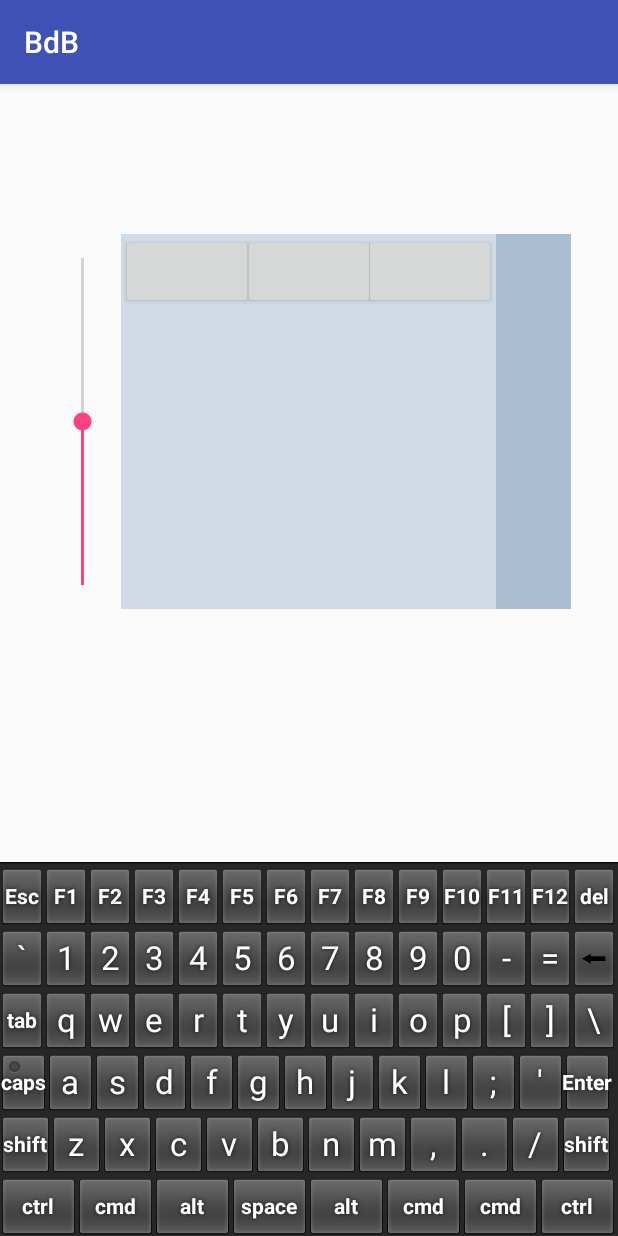
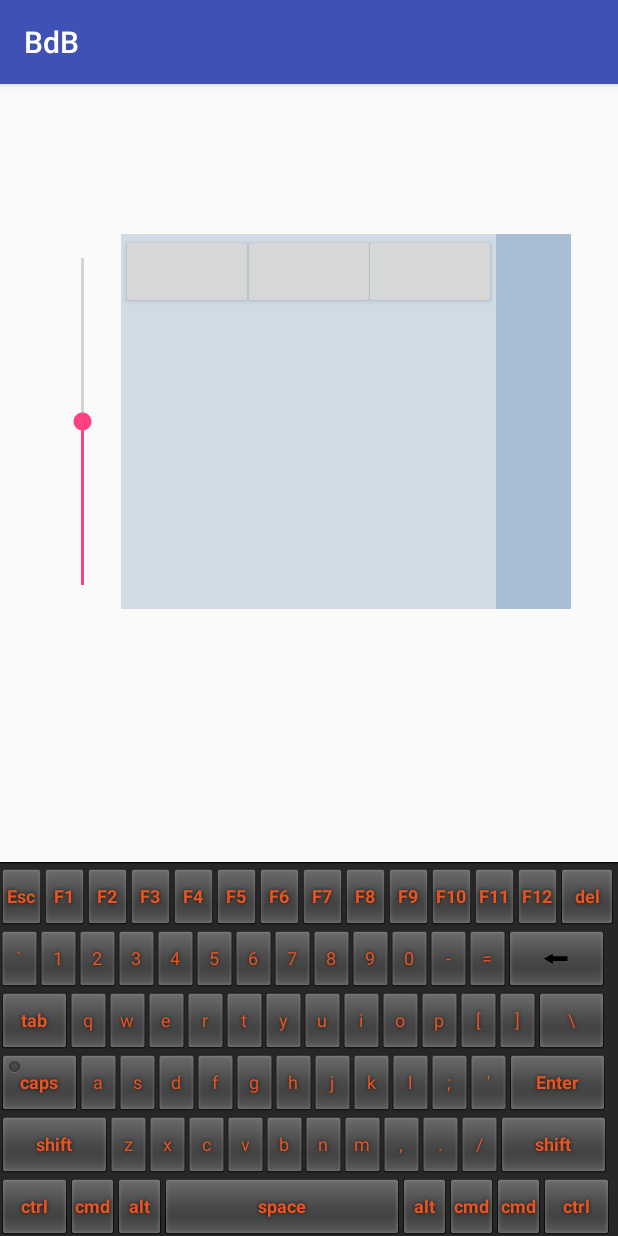
Before and after one commit to gnotomista/BdB, an Android app: the fragment MouseKeyboardFragment shown on its own in the app's theme, after a tap on an icon or button, on a phone screen of 412 x 824 dp. Run offline under Robolectric (Android 15) with nearby library versions, the phone set to English and light mode, and no system bars.

Commit message:
custom keyboard: modified layout and xdotool keys

```diff
--- a/app/src/main/java/com/example/gennaro/bdb/ProgKeyboard.java
+++ b/app/src/main/java/com/example/gennaro/bdb/ProgKeyboard.java
@@ -22,6 +22,7 @@ public class ProgKeyboard {
     private String keyCodeString = "";
     private Map<Integer, ArrayList<String>> pressedKey = new HashMap<>();
     XmlPullParser parser;
+    boolean caps_lock = false;
 
     private KeyboardView.OnKeyboardActionListener onKeyboardActionListener = new KeyboardView.OnKeyboardActionListener() {
         @Override
@@ -102,10 +103,7 @@ public class ProgKeyboard {
         List<Keyboard.Key> keys = this.keyboardView.getKeyboard().getKeys();
         for (Keyboard.Key k : keys) {
             if (k.codes[0] == 301) {
-                if (k.on)
-                    System.out.println("caps on");
-                else
-                    System.out.println("caps off");
+                caps_lock = k.on;
             }
         }
 
@@ -113,6 +111,10 @@ public class ProgKeyboard {
         if (keyCode < 0) {
             keyCodeString = keyChar + "+";
         } else {
+            // two lines below are not needed since caps lock key is sending caps_lock command
+            // could it be safer to send Shift+key though?
+            //if (caps_lock && keyCodeString.isEmpty())
+            //    keyCodeString += "Shift+";
             keyCodeString += keyChar;
             MainActivity.sendString(keyCodeString);
             keyCodeString = "";
--- a/app/src/main/java/com/example/gennaro/bdb/ProgKeyboardView.java
+++ b/app/src/main/java/com/example/gennaro/bdb/ProgKeyboardView.java
@@ -7,6 +7,7 @@ import android.content.Intent;
 import android.graphics.Canvas;
 import android.graphics.Color;
 import android.graphics.Paint;
+import android.graphics.Typeface;
 import android.inputmethodservice.Keyboard;
 import android.inputmethodservice.KeyboardView;
 import android.util.AttributeSet;
@@ -16,7 +17,7 @@ import java.util.List;
 public class ProgKeyboardView extends KeyboardView {
 
     public static boolean inEditMode = true;
-    Paint paint = new Paint();
+//    Paint paint = new Paint();
 
     @TargetApi(21) // Build.VERSION_CODES.L
     public ProgKeyboardView(Context context, AttributeSet attrs, int defStyleAttr, int defStyleRes) {
@@ -31,20 +32,20 @@ public class ProgKeyboardView extends KeyboardView {
         super(inEditMode ? new ContextWrapperInner(context) : context, attrs);
     }
 
-//    @Override
-//    public void onDraw(Canvas canvas) {
-//        super.onDraw(canvas);
-//
+    @Override
+    public void onDraw(Canvas canvas) {
+        super.onDraw(canvas);
+
+//        paint.setTypeface(Typeface.DEFAULT);
 //        paint.setTextAlign(Paint.Align.CENTER);
-//        paint.setTextSize(25);
+//        paint.setTextSize(50);
 //        paint.setColor(Color.parseColor("#E95420"));
-//
 //        List<Keyboard.Key> keys = getKeyboard().getKeys();
 //        for(Keyboard.Key key: keys) {
 //            if(key.label != null)
 //                canvas.drawText(key.label.toString(), key.x + (key.width/3), key.y + (key.height/3), paint);
 //        }
-//    }
+    }
 
     public static class ContextWrapperInner extends ContextWrapper {
         Context base;
--- a/app/src/main/res/layout/mouse_keyboard_fragment.xml
+++ b/app/src/main/res/layout/mouse_keyboard_fragment.xml
@@ -86,7 +86,10 @@
         android:visibility="gone"
         android:keyPreviewLayout="@layout/prog_keyboard_preview"
         android:keyPreviewHeight="50dp"
-        android:keyPreviewOffset="-50dp"/>
+        android:keyPreviewOffset="-50dp"
+        android:keyTextSize="12dp"
+        android:labelTextSize="12dp"
+        android:keyTextColor="#E95420" />
 
 </RelativeLayout>
 <!--</com.example.gennaro.bdb.KeyboardLayout>-->
--- a/app/src/main/res/xml/prog_keyboard_qwerty.xml
+++ b/app/src/main/res/xml/prog_keyboard_qwerty.xml
@@ -1,93 +1,93 @@
 <?xml version="1.0" encoding="utf-8"?>
 <Keyboard xmlns:android="http://schemas.android.com/apk/res/android"
-    android:keyWidth="20%p"
+    android:keyWidth="100%p"
     android:keyHeight="5%p" >
 
     <Row>
-        <Key android:codes="1" android:keyLabel="Esc" android:keyEdgeFlags="left" android:isRepeatable="true">Escape</Key>
-        <Key android:codes="2" android:keyLabel="F1" android:isRepeatable="true">F1</Key>
-        <Key android:codes="3" android:keyLabel="F2" android:isRepeatable="true">F2</Key>
-        <Key android:codes="4" android:keyLabel="F3" android:isRepeatable="true">F3</Key>
-        <Key android:codes="5" android:keyLabel="F4" android:isRepeatable="true">F4</Key>
-        <Key android:codes="6" android:keyLabel="F5" android:isRepeatable="true">F5</Key>
-        <Key android:codes="7" android:keyLabel="F6" android:isRepeatable="true">F6</Key>
-        <Key android:codes="8" android:keyLabel="F7" android:isRepeatable="true">F7</Key>
-        <Key android:codes="9" android:keyLabel="F8" android:isRepeatable="true">F8</Key>
-        <Key android:codes="10" android:keyLabel="F9" android:isRepeatable="true">F9</Key>
-        <Key android:codes="11" android:keyLabel="F10" android:isRepeatable="true">F10</Key>
-        <Key android:codes="12" android:keyLabel="F11" android:isRepeatable="true">F11</Key>
-        <Key android:codes="13" android:keyLabel="F12" android:isRepeatable="true">F12</Key>
-        <Key android:codes="14" android:keyLabel="del" android:keyEdgeFlags="right" android:isRepeatable="true">Delete</Key>
+        <Key android:codes="1" android:keyLabel="Esc" android:keyEdgeFlags="left" android:isRepeatable="true" android:keyWidth="7.0000%p">Escape</Key>
+        <Key android:codes="2" android:keyLabel="F1" android:isRepeatable="true" android:keyWidth="7.0000%p">F1</Key>
+        <Key android:codes="3" android:keyLabel="F2" android:isRepeatable="true" android:keyWidth="7.0000%p">F2</Key>
+        <Key android:codes="4" android:keyLabel="F3" android:isRepeatable="true" android:keyWidth="7.0000%p">F3</Key>
+        <Key android:codes="5" android:keyLabel="F4" android:isRepeatable="true" android:keyWidth="7.0000%p">F4</Key>
+        <Key android:codes="6" android:keyLabel="F5" android:isRepeatable="true" android:keyWidth="7.0000%p">F5</Key>
+        <Key android:codes="7" android:keyLabel="F6" android:isRepeatable="true" android:keyWidth="7.0000%p">F6</Key>
+        <Key android:codes="8" android:keyLabel="F7" android:isRepeatable="true" android:keyWidth="7.0000%p">F7</Key>
+        <Key android:codes="9" android:keyLabel="F8" android:isRepeatable="true" android:keyWidth="7.0000%p">F8</Key>
+        <Key android:codes="10" android:keyLabel="F9" android:isRepeatable="true" android:keyWidth="7.0000%p">F9</Key>
+        <Key android:codes="11" android:keyLabel="F10" android:isRepeatable="true" android:keyWidth="7.0000%p">F10</Key>
+        <Key android:codes="12" android:keyLabel="F11" android:isRepeatable="true" android:keyWidth="7.0000%p">F11</Key>
+        <Key android:codes="13" android:keyLabel="F12" android:isRepeatable="true" android:keyWidth="7.0000%p">F12</Key>
+        <Key android:codes="14" android:keyLabel="del" android:keyEdgeFlags="right" android:isRepeatable="true" android:keyWidth="9.0000%p">Delete</Key>
     </Row>
     <Row>
-        <Key android:codes="101" android:keyLabel="`" android:keyEdgeFlags="left" android:isRepeatable="true">`</Key>
-        <Key android:codes="102" android:keyLabel="1" android:isRepeatable="true">1</Key>
-        <Key android:codes="103" android:keyLabel="2" android:isRepeatable="true">2</Key>
-        <Key android:codes="104" android:keyLabel="3" android:isRepeatable="true">3</Key>
-        <Key android:codes="105" android:keyLabel="4" android:isRepeatable="true">4</Key>
-        <Key android:codes="106" android:keyLabel="5" android:isRepeatable="true">5</Key>
-        <Key android:codes="107" android:keyLabel="6" android:isRepeatable="true">6</Key>
-        <Key android:codes="108" android:keyLabel="7" android:isRepeatable="true">7</Key>
-        <Key android:codes="109" android:keyLabel="8" android:isRepeatable="true">8</Key>
-        <Key android:codes="110" android:keyLabel="9" android:isRepeatable="true">9</Key>
-        <Key android:codes="111" android:keyLabel="0" android:isRepeatable="true">0</Key>
-        <Key android:codes="112" android:keyLabel="-" android:isRepeatable="true">minus</Key>
-        <Key android:codes="113" android:keyLabel="=" android:isRepeatable="true">equal</Key>
-        <Key android:codes="114" android:keyIcon="@mipmap/backspace" android:keyEdgeFlags="right" android:isRepeatable="true">BackSpace</Key>
+        <Key android:codes="101" android:keyLabel="`" android:keyEdgeFlags="left" android:isRepeatable="true" android:keyWidth="6.4516%p">grave</Key>
+        <Key android:codes="102" android:keyLabel="1" android:isRepeatable="true" android:keyWidth="6.4516%p">1</Key>
+        <Key android:codes="103" android:keyLabel="2" android:isRepeatable="true" android:keyWidth="6.4516%p">2</Key>
+        <Key android:codes="104" android:keyLabel="3" android:isRepeatable="true" android:keyWidth="6.4516%p">3</Key>
+        <Key android:codes="105" android:keyLabel="4" android:isRepeatable="true" android:keyWidth="6.4516%p">4</Key>
+        <Key android:codes="106" android:keyLabel="5" android:isRepeatable="true" android:keyWidth="6.4516%p">5</Key>
+        <Key android:codes="107" android:keyLabel="6" android:isRepeatable="true" android:keyWidth="6.4516%p">6</Key>
+        <Key android:codes="108" android:keyLabel="7" android:isRepeatable="true" android:keyWidth="6.4516%p">7</Key>
+        <Key android:codes="109" android:keyLabel="8" android:isRepeatable="true" android:keyWidth="6.4516%p">8</Key>
+        <Key android:codes="110" android:keyLabel="9" android:isRepeatable="true" android:keyWidth="6.4516%p">9</Key>
+        <Key android:codes="111" android:keyLabel="0" android:isRepeatable="true" android:keyWidth="6.4516%p">0</Key>
+        <Key android:codes="112" android:keyLabel="-" android:isRepeatable="true" android:keyWidth="6.4516%p">minus</Key>
+        <Key android:codes="113" android:keyLabel="=" android:isRepeatable="true" android:keyWidth="6.4516%p">equal</Key>
+        <Key android:codes="114" android:keyIcon="@mipmap/backspace" android:keyEdgeFlags="right" android:isRepeatable="true" android:keyWidth="16.1290%p">BackSpace</Key>
     </Row>
     <Row>
-        <Key android:codes="201" android:keyLabel="tab" android:keyEdgeFlags="left" android:isRepeatable="true">Tab</Key>
-        <Key android:codes="202" android:keyLabel="q" android:isRepeatable="true">q</Key>
-        <Key android:codes="203" android:keyLabel="w" android:isRepeatable="true">w</Key>
-        <Key android:codes="204" android:keyLabel="e" android:isRepeatable="true">e</Key>
-        <Key android:codes="205" android:keyLabel="r" android:isRepeatable="true">r</Key>
-        <Key android:codes="206" android:keyLabel="t" android:isRepeatable="true">t</Key>
-        <Key android:codes="207" android:keyLabel="y" android:isRepeatable="true">y</Key>
-        <Key android:codes="208" android:keyLabel="u" android:isRepeatable="true">u</Key>
-        <Key android:codes="209" android:keyLabel="i" android:isRepeatable="true">i</Key>
-        <Key android:codes="210" android:keyLabel="o" android:isRepeatable="true">o</Key>
-        <Key android:codes="211" android:keyLabel="p" android:isRepeatable="true">p</Key>
-        <Key android:codes="212" android:keyLabel="[" android:isRepeatable="true">[</Key>
-        <Key android:codes="213" android:keyLabel="]" android:isRepeatable="true">]</Key>
-        <Key android:codes="214" android:keyLabel="\\\" android:keyEdgeFlags="right" android:isRepeatable="true">\</Key>
+        <Key android:codes="201" android:keyLabel="tab" android:keyEdgeFlags="left" android:isRepeatable="true" android:keyWidth="11.2903%p">Tab</Key>
+        <Key android:codes="202" android:keyLabel="q" android:isRepeatable="true" android:keyWidth="6.4516%p">q</Key>
+        <Key android:codes="203" android:keyLabel="w" android:isRepeatable="true" android:keyWidth="6.4516%p">w</Key>
+        <Key android:codes="204" android:keyLabel="e" android:isRepeatable="true" android:keyWidth="6.4516%p">e</Key>
+        <Key android:codes="205" android:keyLabel="r" android:isRepeatable="true" android:keyWidth="6.4516%p">r</Key>
+        <Key android:codes="206" android:keyLabel="t" android:isRepeatable="true" android:keyWidth="6.4516%p">t</Key>
+        <Key android:codes="207" android:keyLabel="y" android:isRepeatable="true" android:keyWidth="6.4516%p">y</Key>
+        <Key android:codes="208" android:keyLabel="u" android:isRepeatable="true" android:keyWidth="6.4516%p">u</Key>
+        <Key android:codes="209" android:keyLabel="i" android:isRepeatable="true" android:keyWidth="6.4516%p">i</Key>
+        <Key android:codes="210" android:keyLabel="o" android:isRepeatable="true" android:keyWidth="6.4516%p">o</Key>
+        <Key android:codes="211" android:keyLabel="p" android:isRepeatable="true" android:keyWidth="6.4516%p">p</Key>
+        <Key android:codes="212" android:keyLabel="[" android:isRepeatable="true" android:keyWidth="6.4516%p">bracketleft</Key>
+        <Key android:codes="213" android:keyLabel="]" android:isRepeatable="true" android:keyWidth="6.4516%p">bracketright</Key>
+        <Key android:codes="214" android:keyLabel="\\\" android:keyEdgeFlags="right" android:isRepeatable="true" android:keyWidth="11.2903%p">backslash</Key>
     </Row>
     <Row>
-        <Key android:codes="301" android:keyLabel="caps" android:keyEdgeFlags="left" android:isRepeatable="true" android:isSticky="true">caps</Key>
-        <Key android:codes="302" android:keyLabel="a" android:isRepeatable="true">a</Key>
-        <Key android:codes="303" android:keyLabel="s" android:isRepeatable="true">s</Key>
-        <Key android:codes="304" android:keyLabel="d" android:isRepeatable="true">d</Key>
-        <Key android:codes="305" android:keyLabel="f" android:isRepeatable="true">f</Key>
-        <Key android:codes="306" android:keyLabel="g" android:isRepeatable="true">g</Key>
-        <Key android:codes="307" android:keyLabel="h" android:isRepeatable="true">h</Key>
-        <Key android:codes="308" android:keyLabel="j" android:isRepeatable="true">j</Key>
-        <Key android:codes="309" android:keyLabel="k" android:isRepeatable="true">k</Key>
-        <Key android:codes="310" android:keyLabel="l" android:isRepeatable="true">l</Key>
-        <Key android:codes="311" android:keyLabel=";" android:isRepeatable="true">;</Key>
-        <Key android:codes="312" android:keyLabel="'" android:isRepeatable="true">'</Key>
-        <Key android:codes="313" android:keyLabel="Enter" android:keyEdgeFlags="right" android:isRepeatable="true">Return</Key>
+        <Key android:codes="301" android:keyLabel="caps" android:keyEdgeFlags="left" android:isRepeatable="true" android:isSticky="true" android:keyWidth="12.9032%p">Caps_Lock</Key>
+        <Key android:codes="302" android:keyLabel="a" android:isRepeatable="true" android:keyWidth="6.4516%p">a</Key>
+        <Key android:codes="303" android:keyLabel="s" android:isRepeatable="true" android:keyWidth="6.4516%p">s</Key>
+        <Key android:codes="304" android:keyLabel="d" android:isRepeatable="true" android:keyWidth="6.4516%p">d</Key>
+        <Key android:codes="305" android:keyLabel="f" android:isRepeatable="true" android:keyWidth="6.4516%p">f</Key>
+        <Key android:codes="306" android:keyLabel="g" android:isRepeatable="true" android:keyWidth="6.4516%p">g</Key>
+        <Key android:codes="307" android:keyLabel="h" android:isRepeatable="true" android:keyWidth="6.4516%p">h</Key>
+        <Key android:codes="308" android:keyLabel="j" android:isRepeatable="true" android:keyWidth="6.4516%p">j</Key>
+        <Key android:codes="309" android:keyLabel="k" android:isRepeatable="true" android:keyWidth="6.4516%p">k</Key>
+        <Key android:codes="310" android:keyLabel="l" android:isRepeatable="true" android:keyWidth="6.4516%p">l</Key>
+        <Key android:codes="311" android:keyLabel=";" android:isRepeatable="true" android:keyWidth="6.4516%p">semicolon</Key>
+        <Key android:codes="312" android:keyLabel="'" android:isRepeatable="true" android:keyWidth="6.4516%p">apostrophe</Key>
+        <Key android:codes="313" android:keyLabel="Enter" android:keyEdgeFlags="right" android:isRepeatable="true" android:keyWidth="16.1290%p">Return</Key>
     </Row>
     <Row>
-        <Key android:codes="-401" android:keyLabel="shift" android:keyEdgeFlags="left" android:isRepeatable="true">Shift</Key>
-        <Key android:codes="402" android:keyLabel="z" android:isRepeatable="true">z</Key>
-        <Key android:codes="403" android:keyLabel="x" android:isRepeatable="true">x</Key>
-        <Key android:codes="404" android:keyLabel="c" android:isRepeatable="true">c</Key>
-        <Key android:codes="405" android:keyLabel="v" android:isRepeatable="true">v</Key>
-        <Key android:codes="406" android:keyLabel="b" android:isRepeatable="true">b</Key>
-        <Key android:codes="407" android:keyLabel="n" android:isRepeatable="true">n</Key>
-        <Key android:codes="408" android:keyLabel="m" android:isRepeatable="true">m</Key>
-        <Key android:codes="409" android:keyLabel="," android:isRepeatable="true">,</Key>
-        <Key android:codes="410" android:keyLabel="." android:isRepeatable="true">.</Key>
-        <Key android:codes="411" android:keyLabel="/" android:isRepeatable="true">/</Key>
-        <Key android:codes="-412" android:keyLabel="shift" android:keyEdgeFlags="right" android:isRepeatable="true">Shift</Key>
+        <Key android:codes="-401" android:keyLabel="shift" android:keyEdgeFlags="left" android:isRepeatable="true" android:keyWidth="17.7419%p">Shift</Key>
+        <Key android:codes="402" android:keyLabel="z" android:isRepeatable="true" android:keyWidth="6.4516%p">z</Key>
+        <Key android:codes="403" android:keyLabel="x" android:isRepeatable="true" android:keyWidth="6.4516%p">x</Key>
+        <Key android:codes="404" android:keyLabel="c" android:isRepeatable="true" android:keyWidth="6.4516%p">c</Key>
+        <Key android:codes="405" android:keyLabel="v" android:isRepeatable="true" android:keyWidth="6.4516%p">v</Key>
+        <Key android:codes="406" android:keyLabel="b" android:isRepeatable="true" android:keyWidth="6.4516%p">b</Key>
+        <Key android:codes="407" android:keyLabel="n" android:isRepeatable="true" android:keyWidth="6.4516%p">n</Key>
+        <Key android:codes="408" android:keyLabel="m" android:isRepeatable="true" android:keyWidth="6.4516%p">m</Key>
+        <Key android:codes="409" android:keyLabel="," android:isRepeatable="true" android:keyWidth="6.4516%p">comma</Key>
+        <Key android:codes="410" android:keyLabel="." android:isRepeatable="true" android:keyWidth="6.4516%p">period</Key>
+        <Key android:codes="411" android:keyLabel="/" android:isRepeatable="true" android:keyWidth="6.4516%p">slash</Key>
+        <Key android:codes="-412" android:keyLabel="shift" android:keyEdgeFlags="right" android:isRepeatable="true" android:keyWidth="17.7419%p">Shift</Key>
     </Row>
     <Row>
-        <Key android:codes="-501" android:keyLabel="ctrl" android:keyEdgeFlags="left" android:isRepeatable="true">Ctrl</Key>
-        <Key android:codes="502" android:keyLabel="cmd" android:isRepeatable="true">space</Key>
-        <Key android:codes="-503" android:keyLabel="alt" android:isRepeatable="true">Alt</Key>
-        <Key android:codes="504" android:keyLabel="space" android:isRepeatable="true">space</Key>
-        <Key android:codes="-505" android:keyLabel="alt" android:isRepeatable="true">Alt</Key>
-        <Key android:codes="506" android:keyLabel="cmd" android:isRepeatable="true">space</Key>
-        <Key android:codes="507" android:keyLabel="cmd" android:isRepeatable="true">space</Key>
-        <Key android:codes="-508" android:keyLabel="ctrl" android:keyEdgeFlags="right" android:isRepeatable="true">Ctrl</Key>
+        <Key android:codes="-501" android:keyLabel="ctrl" android:keyEdgeFlags="left" android:isRepeatable="true" android:keyWidth="11.2903%p">Ctrl</Key>
+        <Key android:codes="-502" android:keyLabel="cmd" android:isRepeatable="true" android:keyWidth="7.7419%p">Super_L</Key>
+        <Key android:codes="-503" android:keyLabel="alt" android:isRepeatable="true" android:keyWidth="7.7419%p">Alt</Key>
+        <Key android:codes="504" android:keyLabel="space" android:isRepeatable="true" android:keyWidth="38.7097%p">space</Key>
+        <Key android:codes="-505" android:keyLabel="alt" android:isRepeatable="true" android:keyWidth="7.7419%p">Alt</Key>
+        <Key android:codes="-506" android:keyLabel="cmd" android:isRepeatable="true" android:keyWidth="7.7419%p">Super_R</Key>
+        <Key android:codes="507" android:keyLabel="cmd" android:isRepeatable="true" android:keyWidth="7.7419%p">right_mouse_button</Key>
+        <Key android:codes="-508" android:keyLabel="ctrl" android:keyEdgeFlags="right" android:isRepeatable="true" android:keyWidth="11.2903%p">Ctrl</Key>
     </Row>
 </Keyboard>
```
